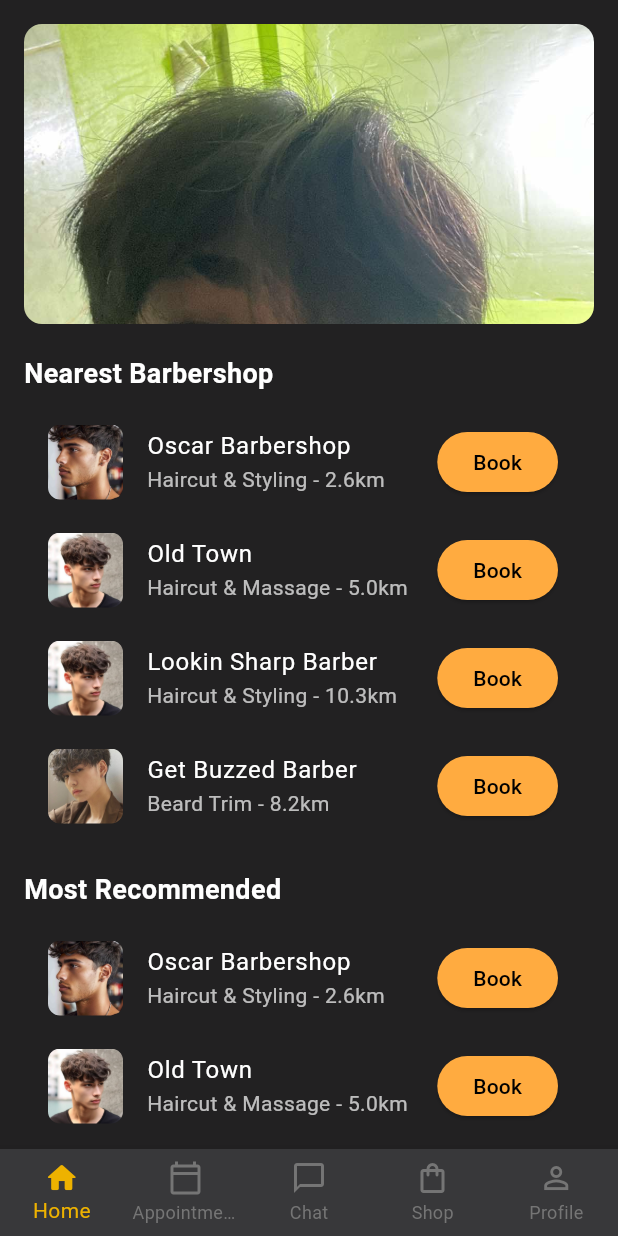
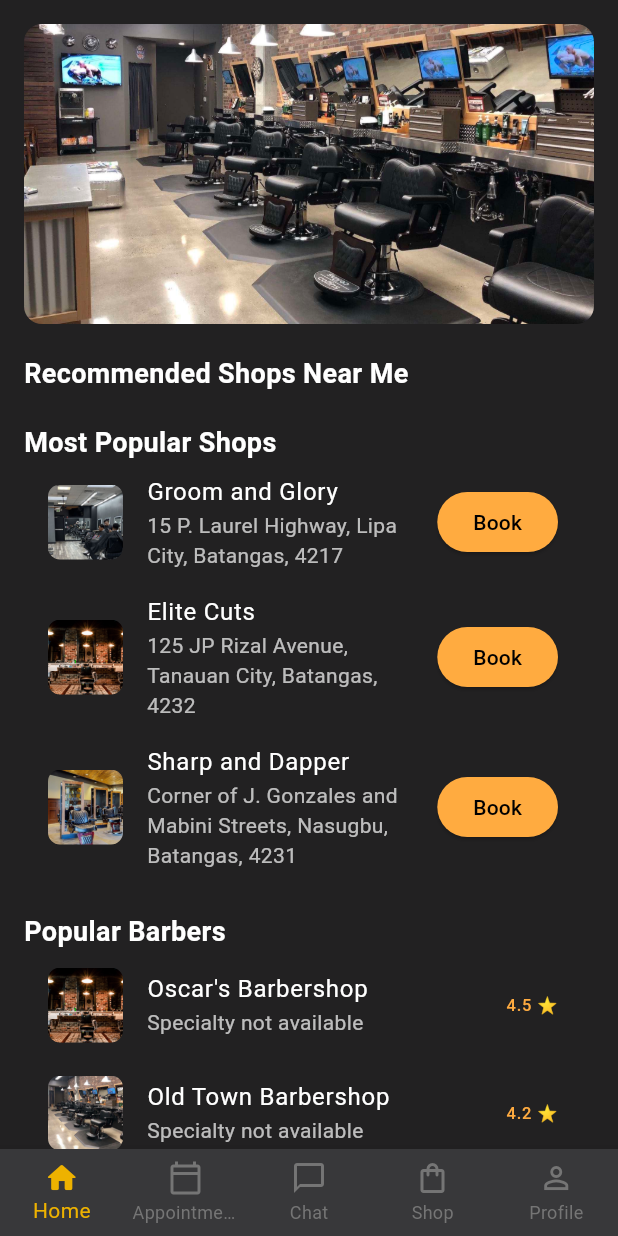
Before and after one commit to Fumihito31/Gupit_App, a Flutter app: the screen it shows after launch, after a tap on "LOGIN", on a phone screen of 412 x 824 dp. Run offline on Flutter 3.47's test engine with Material 3 defaults, Android fonts, the phone set to English and light mode, and no system bars; our stand-ins replace carousel_slider.

Commit message:
assets added

```diff
--- a/gupit_app/lib/components/background.dart
+++ b/gupit_app/lib/components/background.dart
@@ -8,7 +8,7 @@ class Background extends StatelessWidget {
   @override
   Widget build(BuildContext context) {
     return Container(
-      color: Colors.black87, // Set the background color to black
+      color: const Color.fromARGB(221, 0, 0, 0), // Set the background color to black
       child: child,
     );
   }
--- a/gupit_app/lib/main_page/homepage.dart
+++ b/gupit_app/lib/main_page/homepage.dart
@@ -1,6 +1,9 @@
 import 'package:flutter/material.dart';
-import '../components/background.dart'; // Import the background file
-import '../components/bot_nav.dart'; // Import BotNavBar
+import 'dart:convert';
+import 'package:flutter/services.dart';
+import '../components/background.dart';
+import '../components/bot_nav.dart';
+import 'package:carousel_slider/carousel_slider.dart'; // For carousel functionality
 
 class HomePage extends StatefulWidget {
   @override
@@ -8,54 +11,84 @@ class HomePage extends StatefulWidget {
 }
 
 class _HomePageState extends State<HomePage> {
-  int _selectedIndex = 0; // Keep track of selected tab index
+  int _selectedIndex = 0;
+  List<dynamic> _barbershops = [];
+  List<dynamic> _popularBarbers = [];
+  List<dynamic> _products = [];
+
+  @override
+  void initState() {
+    super.initState();
+    _loadBarbershopsData();
+    _loadPopularBarbersData();
+    _loadProductsData();
+  }
 
   void _onItemTapped(int index) {
     setState(() {
-      _selectedIndex = index; // Update selected tab index
+      _selectedIndex = index;
+    });
+  }
+
+  Future<void> _loadBarbershopsData() async {
+    final String response = await rootBundle.loadString('lib/dummydata/barbershops.json');
+    final data = await json.decode(response);
+    setState(() {
+      _barbershops = data['barbershops'];
+    });
+  }
+
+  Future<void> _loadPopularBarbersData() async {
+    final String response = await rootBundle.loadString('lib/dummydata/barbers.json');
+    final data = await json.decode(response);
+    setState(() {
+      _popularBarbers = data['barbers'];
+    });
+  }
+
+  Future<void> _loadProductsData() async {
+    final String response = await rootBundle.loadString('lib/dummydata/products.json');
+    final data = await json.decode(response);
+
+    setState(() {
+      // Flatten all categories into a single list
+      _products = (data['products'] as Map<String, dynamic>)
+          .values
+          .expand((category) => category)
+          .toList();
     });
   }
 
   @override
   Widget build(BuildContext context) {
     return Scaffold(
-      body: Background( // Apply black background
+      body: Background(
         child: SingleChildScrollView(
           child: Padding(
             padding: const EdgeInsets.all(16.0),
             child: Column(
               crossAxisAlignment: CrossAxisAlignment.start,
               children: [
-                // Image banner
-                Container(
-                  height: 200,
-                  decoration: BoxDecoration(
-                    borderRadius: BorderRadius.circular(12),
-                    image: DecorationImage(
-                      image: AssetImage('lib/assets/gelo.jpg'), // Replace with the banner image
-                      fit: BoxFit.cover,
-                    ),
-                  ),
-                ),
+                buildImageBanner(),
                 SizedBox(height: 20),
 
-                // Nearest Barbershop section
-                Text(
-                  "Nearest Barbershop",
-                  style: TextStyle(fontSize: 18, fontWeight: FontWeight.bold, color: Colors.white), // White text
-                ),
-                SizedBox(height: 10),
-                buildBarberList(), // Function to display list of nearest barbershops
+                buildSectionTitle("Recommended Shops Near Me"),
+                buildBarberList(_barbershops.where((shop) => shop['recommended'] == true).toList()),
 
                 SizedBox(height: 20),
 
-                // Most recommended section
-                Text(
-                  "Most Recommended",
-                  style: TextStyle(fontSize: 18, fontWeight: FontWeight.bold, color: Colors.white), // White text
-                ),
-                SizedBox(height: 10),
-                buildBarberList(), // Reusing the same list
+                buildSectionTitle("Most Popular Shops"),
+                buildBarberList(_barbershops.where((shop) => shop['rating'] > 4.5).toList()),
+
+                SizedBox(height: 20),
+
+                buildSectionTitle("Popular Barbers"),
+                buildPopularBarbersList(),
+
+                SizedBox(height: 20),
+
+                buildSectionTitle("Featured Products"),
+                buildProductsCarousel(),
               ],
             ),
           ),
@@ -68,28 +101,38 @@ class _HomePageState extends State<HomePage> {
     );
   }
 
-  Widget buildBarberList() {
-    // Example barber data list
-    final barbers = [
-      {'name': 'Oscar Barbershop', 'service': 'Haircut & Styling', 'image': 'lib/assets/1.jpg', 'distance': '2.6km'},
-      {'name': 'Old Town', 'service': 'Haircut & Massage', 'image': 'lib/assets/2.jpg', 'distance': '5.0km'},
-      {'name': 'Lookin Sharp Barber', 'service': 'Haircut & Styling', 'image': 'lib/assets/2.jpg', 'distance': '10.3km'},
-      {'name': 'Get Buzzed Barber', 'service': 'Beard Trim', 'image': 'lib/assets/3.jpg', 'distance': '8.2km'},
-    ];
+  Widget buildImageBanner() {
+    return Container(
+      height: 200,
+      decoration: BoxDecoration(
+        borderRadius: BorderRadius.circular(12),
+        image: DecorationImage(
+          image: AssetImage('lib/assets/BS1.jpg'),
+          fit: BoxFit.cover,
+        ),
+      ),
+    );
+  }
 
+  Widget buildSectionTitle(String title) {
+    return Text(
+      title,
+      style: TextStyle(fontSize: 18, fontWeight: FontWeight.bold, color: Colors.white),
+    );
+  }
+
+  Widget buildBarberList(List<dynamic> barbershops) {
     return Column(
-      children: barbers.map((barber) {
+      children: barbershops.map((shop) {
         return ListTile(
           leading: ClipRRect(
             borderRadius: BorderRadius.circular(8.0),
-            child: Image.asset(barber['image']!, width: 50, height: 50, fit: BoxFit.cover),
-          ), // Barber image
-          title: Text(barber['name']!, style: TextStyle(color: Colors.white)), // Set text to white
-          subtitle: Text('${barber['service']} - ${barber['distance']}', style: TextStyle(color: Colors.white70)), // Set text to lighter white
+            child: Image.asset(shop['image'], width: 50, height: 50, fit: BoxFit.cover),
+          ),
+          title: Text(shop['name'], style: TextStyle(color: Colors.white)),
+          subtitle: Text(shop['location'], style: TextStyle(color: Colors.white70)),
           trailing: ElevatedButton(
-            style: ElevatedButton.styleFrom(
-              backgroundColor: Colors.orangeAccent, // Button color
-            ),
+            style: ElevatedButton.styleFrom(backgroundColor: Colors.orangeAccent),
             onPressed: () {},
             child: Text('Book', style: TextStyle(color: Colors.black)),
           ),
@@ -97,4 +140,63 @@ class _HomePageState extends State<HomePage> {
       }).toList(),
     );
   }
+
+  Widget buildPopularBarbersList() {
+    return Column(
+      children: _popularBarbers.map((barber) {
+        return ListTile(
+          leading: ClipRRect(
+            borderRadius: BorderRadius.circular(8.0),
+            child: Image.asset(barber['image'], width: 50, height: 50, fit: BoxFit.cover),
+          ),
+          title: Text(barber['name'], style: TextStyle(color: Colors.white)),
+          subtitle: Text(
+            barber['specialty'] ?? 'Specialty not available',
+            style: TextStyle(color: Colors.white70),
+          ),
+
+          trailing: Text('${barber['rating']} ⭐', style: TextStyle(color: Colors.orangeAccent)),
+        );
+      }).toList(),
+    );
+  }
+
+  Widget buildProductsCarousel() {
+    return CarouselSlider(
+      options: CarouselOptions(
+        height: 150,
+        autoPlay: true,
+        enlargeCenterPage: true,
+      ),
+      items: _products.map((product) {
+        return Builder(
+          builder: (BuildContext context) {
+            return Container(
+              width: MediaQuery.of(context).size.width,
+              margin: EdgeInsets.symmetric(horizontal: 5.0),
+              decoration: BoxDecoration(
+                color: Colors.grey[850],
+                borderRadius: BorderRadius.circular(8),
+              ),
+              child: Column(
+                mainAxisAlignment: MainAxisAlignment.center,
+                children: [
+                  Image.asset(product['image'], width: 60, height: 60, fit: BoxFit.cover),
+                  SizedBox(height: 10),
+                  Text(
+                    product['name'],
+                    style: TextStyle(color: Colors.white),
+                  ),
+                  Text(
+                    '₱${product['price']}',
+                    style: TextStyle(color: Colors.orangeAccent),
+                  ),
+                ],
+              ),
+            );
+          },
+        );
+      }).toList(),
+    );
+  }
 }
```
Also changed, not shown: gupit_app/lib/dummydata/barbers.json (added, +55 -0 lines), gupit_app/lib/dummydata/barbershops.json (added, +92 -0 lines), gupit_app/lib/dummydata/products.json (added, +80 -0 lines), gupit_app/pubspec.yaml (+15 -0 lines), gupit_app/lib/assets/BS.jpeg (added), gupit_app/lib/assets/balm.jpg (added), gupit_app/lib/assets/clay.jpg (added), gupit_app/lib/assets/comb.jpg (added), gupit_app/lib/assets/conditioner.jpg (added), gupit_app/lib/assets/oil.jpg (added), gupit_app/lib/assets/pomade.jpg (added), gupit_app/lib/assets/razor.jpg (added), gupit_app/lib/assets/scissors.jpg (added), gupit_app/lib/assets/shampoo.jpg (added), 2 more files.
